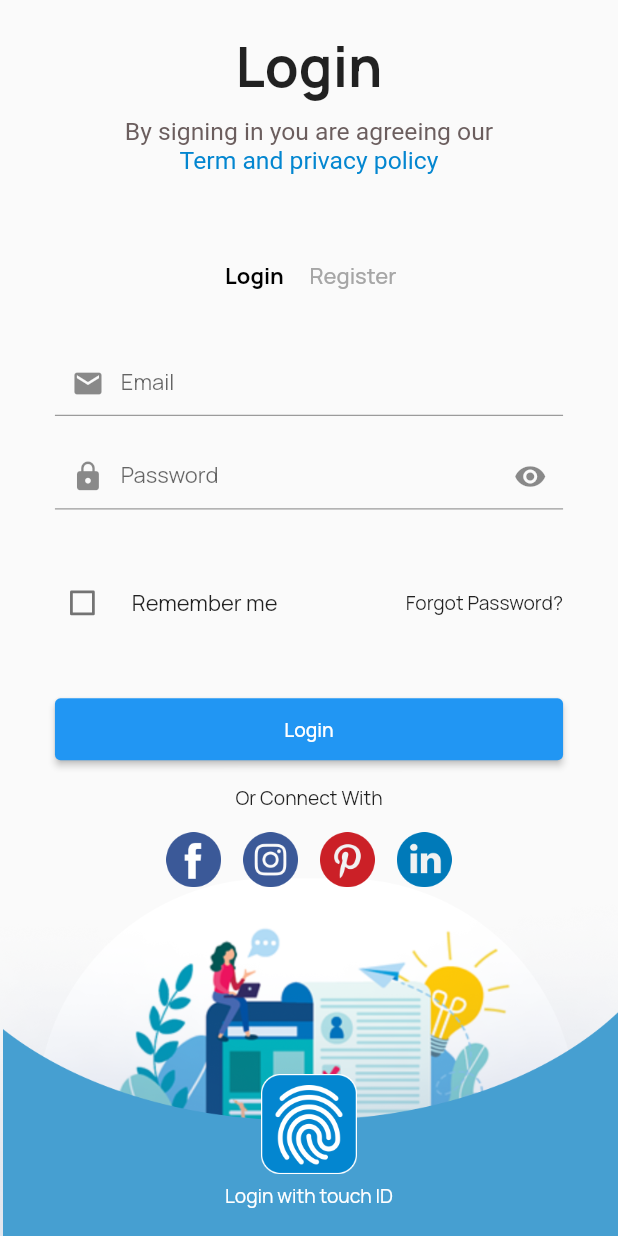
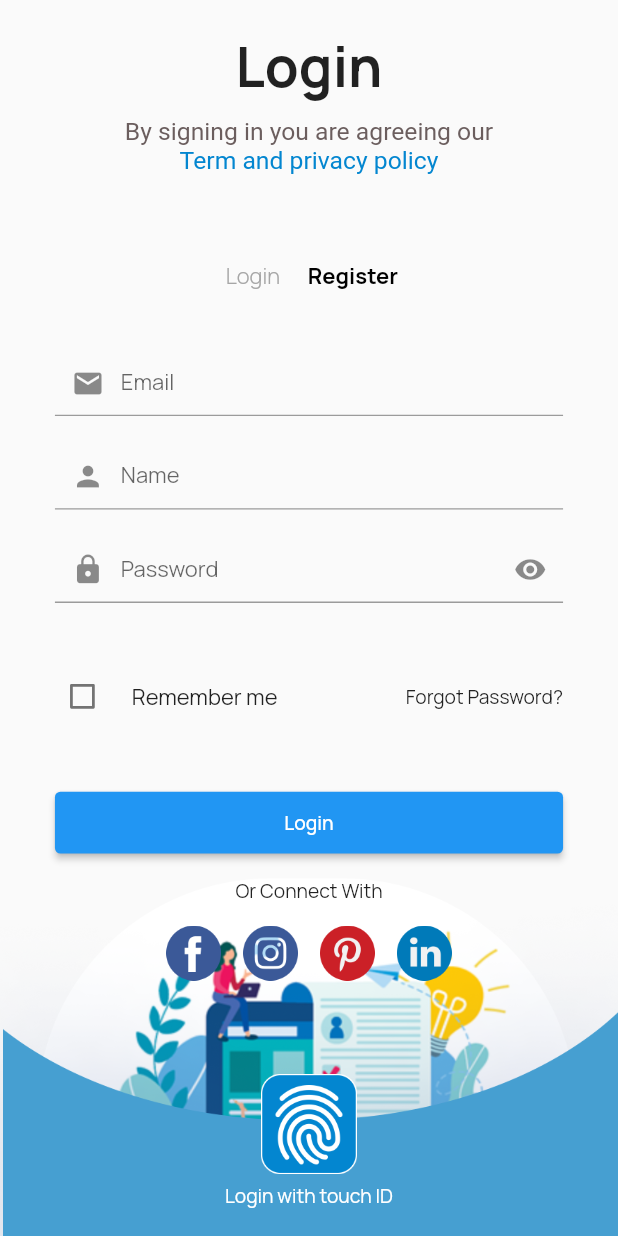
Before and after one commit to handika231/test-job, a Flutter app: the screen it shows after launch, after a tap on "Register", on a phone screen of 412 x 824 dp. Run offline on Flutter 3.47's test engine with Material 2 defaults, Android fonts, the phone set to English and light mode, and no system bars; our stand-ins replace get, google_fonts, responsive_framework.

Commit message:
fix page controller in login page

```diff
--- a/lib/presentation/application.dart
+++ b/lib/presentation/application.dart
@@ -29,7 +29,7 @@ class Application extends StatelessWidget {
       theme: ThemeData(
         textTheme: GoogleFonts.manropeTextTheme(),
       ),
-      home: const LoginPage(),
+      home: LoginPage(),
     );
   }
 }
--- a/lib/presentation/controller/login_controller.dart
+++ b/lib/presentation/controller/login_controller.dart
@@ -1,3 +1,25 @@
+import 'package:flutter/material.dart';
 import 'package:get/get.dart';
 
-class LoginController extends GetxController {}
+class LoginController extends GetxController {
+  int currentIndex = 0;
+
+  late final PageController pageController;
+
+  @override
+  void onInit() {
+    super.onInit();
+    pageController = PageController(initialPage: currentIndex);
+  }
+
+  @override
+  void onClose() {
+    super.onClose();
+    pageController.dispose();
+  }
+
+  changeIndex(int index) {
+    currentIndex = index;
+    update();
+  }
+}
--- a/lib/presentation/pages/login/login_page.dart
+++ b/lib/presentation/pages/login/login_page.dart
@@ -1,13 +1,16 @@
 import 'package:flutter/material.dart';
+import 'package:get/get.dart';
 import 'package:money_app/common/style.dart';
 
+import '../../controller/login_controller.dart';
 import 'widgets/footer_login_widget.dart';
 import 'widgets/header_login_widget.dart';
 import 'widgets/login_widget.dart';
 import 'widgets/register_widget.dart';
 
 class LoginPage extends StatelessWidget {
-  const LoginPage({super.key});
+  LoginPage({super.key});
+  final loginController = Get.put(LoginController());
 
   @override
   Widget build(BuildContext context) {
@@ -22,40 +25,69 @@ class LoginPage extends StatelessWidget {
               crossAxisAlignment: CrossAxisAlignment.stretch,
               children: [
                 const HeaderLoginWidget(),
-                Row(
+                GetBuilder<LoginController>(
+                  builder: (controller) {
+                    return Row(
                       mainAxisAlignment: MainAxisAlignment.center,
                       children: [
                         TextButton(
-                      onPressed: () {},
+                          onPressed: () {
+                            controller.pageController.animateToPage(
+                              0,
+                              duration: const Duration(milliseconds: 250),
+                              curve: Curves.easeInOut,
+                            );
+                          },
                           child: Text(
                             'Login',
                             style: TextStyle(
                               fontSize: 16,
-                          fontWeight: bold,
-                          color: black,
+                              fontWeight:
+                                  controller.currentIndex == 0 ? bold : light,
+                              color: controller.currentIndex == 0
+                                  ? black
+                                  : greyText,
                             ),
                           ),
                         ),
                         TextButton(
-                      onPressed: () {},
+                          onPressed: () {
+                            controller.pageController.animateToPage(
+                              1,
+                              duration: const Duration(milliseconds: 250),
+                              curve: Curves.easeInOut,
+                            );
+                          },
                           child: Text(
                             'Register',
                             style: TextStyle(
                               fontSize: 16,
-                          color: greyText,
+                              fontWeight:
+                                  controller.currentIndex == 1 ? bold : light,
+                              color: controller.currentIndex == 1
+                                  ? black
+                                  : greyText,
                             ),
                           ),
                         ),
                       ],
+                    );
+                  },
                 ),
-                Flexible(
-                  child: PageView(
+                Flexible(child: GetBuilder<LoginController>(
+                  builder: (controller) {
+                    return PageView(
+                      physics: const NeverScrollableScrollPhysics(),
+                      pageSnapping: true,
+                      controller: controller.pageController,
+                      onPageChanged: controller.changeIndex,
                       children: const [
                         LoginWidget(),
                         RegisterWidget(),
                       ],
-                  ),
-                )
+                    );
+                  },
+                ))
               ],
             ),
           ],
```
Lines whose indentation alone changed are shown as unchanged.
